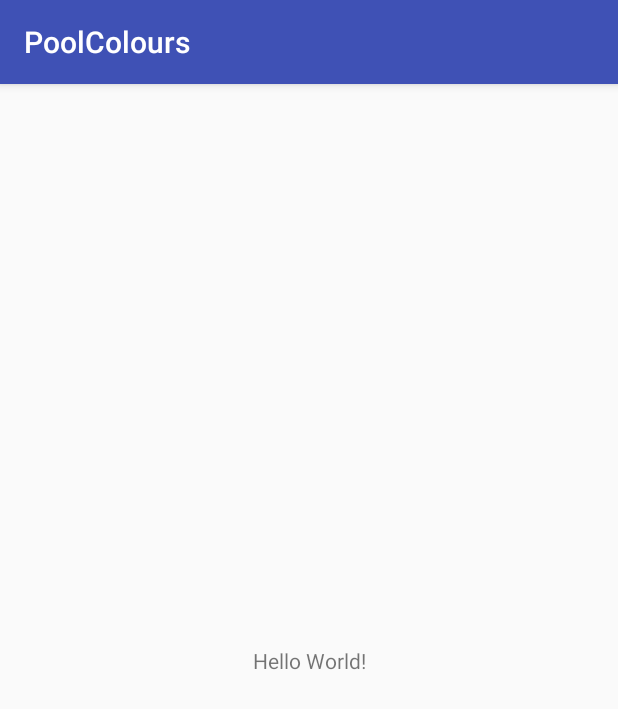
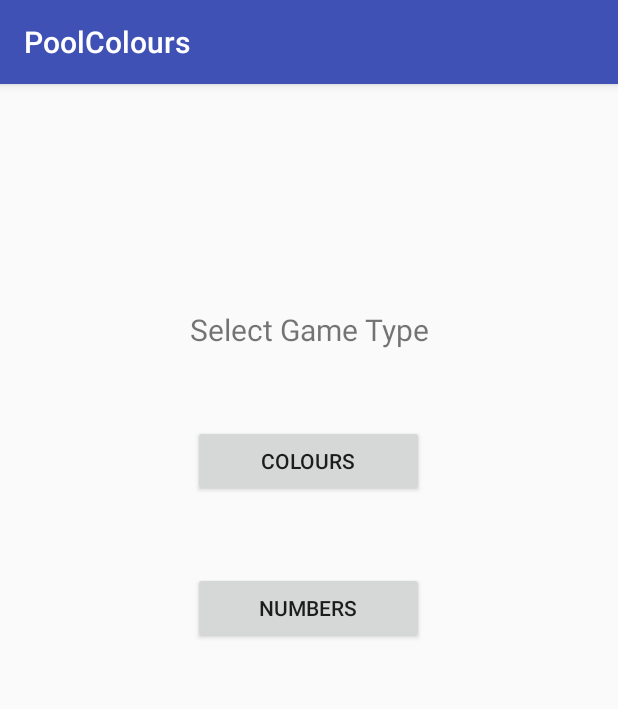
Before and after one commit to rmit-s3530300-amanda-truong/PoolColoursGenerator, an Android app: the screen it shows after launch (MainActivity), on a phone screen of 412 x 824 dp. Shown: the top 709 px of the screen. Run offline under Robolectric (Android 15) with nearby library versions, the phone set to English and light mode, and no system bars.

Commit message:
Created first draft of starting page (no functionality yet)

```diff
--- a/app/src/main/res/layout/activity_main.xml
+++ b/app/src/main/res/layout/activity_main.xml
@@ -6,13 +6,44 @@
     android:layout_height="match_parent"
     tools:context="com.struong.poolcolours.MainActivity">
 
-    <TextView
-        android:layout_width="wrap_content"
-        android:layout_height="wrap_content"
-        android:text="Hello World!"
+    <LinearLayout
+        android:layout_width="0dp"
+        android:layout_height="0dp"
+        android:orientation="vertical"
+        tools:layout_constraintTop_creator="1"
+        tools:layout_constraintRight_creator="1"
+        tools:layout_constraintBottom_creator="1"
         app:layout_constraintBottom_toBottomOf="parent"
+        app:layout_constraintRight_toRightOf="parent"
+        tools:layout_constraintLeft_creator="1"
         app:layout_constraintLeft_toLeftOf="parent"
-        app:layout_constraintRight_toRightOf="parent"
-        app:layout_constraintTop_toTopOf="parent" />
+        app:layout_constraintTop_toTopOf="parent">
+
+        <TextView
+            android:id="@+id/tvIntro"
+            android:layout_width="match_parent"
+            android:layout_height="wrap_content"
+            android:layout_weight="0"
+            android:layout_marginTop="150dp"
+            android:layout_marginBottom="50dp"
+            android:text="@string/Welcome"
+            android:textAlignment="center"
+            android:textSize="20sp" />
+
+        <Button
+            android:id="@+id/btColours"
+            android:layout_width="154dp"
+            android:layout_height="wrap_content"
+            android:layout_gravity="center_horizontal"
+            android:layout_marginBottom="50dp"
+            android:text="@string/Colours" />
+
+        <Button
+            android:id="@+id/btNumbers"
+            android:layout_width="154dp"
+            android:layout_height="wrap_content"
+            android:layout_gravity="center_horizontal"
+            android:text="@string/Numbers" />
+    </LinearLayout>
 
 </android.support.constraint.ConstraintLayout>
--- a/app/src/main/res/values/strings.xml
+++ b/app/src/main/res/values/strings.xml
@@ -1,3 +1,6 @@
 <resources>
     <string name="app_name">PoolColours</string>
+    <string name="Colours">Colours</string>
+    <string name="Numbers">Numbers</string>
+    <string name="Welcome">Select Game Type</string>
 </resources>
```
